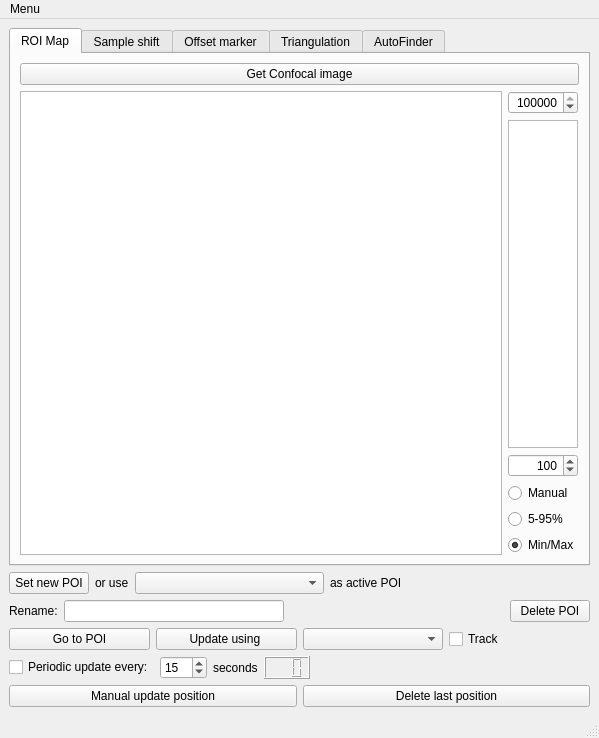
Above: gui/PoiManager/PoiManagerGuiUI.ui from Ulm-IQO/qudi before the change. Below: the same form after it.
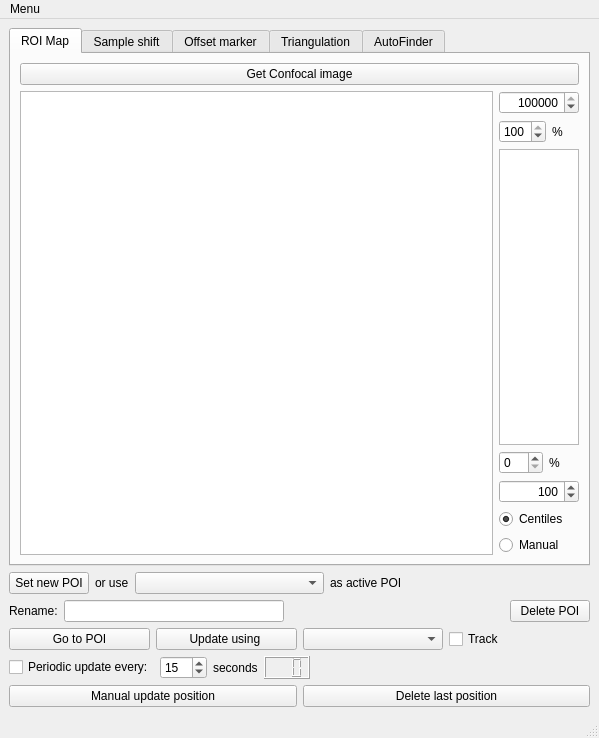
That is the form after the change. Icons and pictures are not drawn. Custom widgets are drawn as their Qt base class.

Commit message: The centile limits for colourbar are now adjustable.  It is no longer necessary to have "auto", as this is simply centile with 0% - 100%

```diff
--- a/gui/PoiManager/PoiManagerGuiUI.ui
+++ b/gui/PoiManager/PoiManagerGuiUI.ui
@@ -27,7 +27,7 @@
        <attribute name="title">
         <string>ROI Map</string>
        </attribute>
-       <layout class="QVBoxLayout" name="verticalLayout">
+       <layout class="QVBoxLayout" name="verticalLayout_4">
         <item>
          <widget class="QPushButton" name="get_confocal_image_Button">
           <property name="text">
@@ -36,7 +36,7 @@
          </widget>
         </item>
         <item>
-         <layout class="QHBoxLayout" name="horizontalLayout_4">
+         <layout class="QHBoxLayout" name="horizontalLayout_10">
           <item>
            <widget class="PlotWidget" name="roi_map_ViewWidget">
             <property name="sizePolicy">
@@ -48,8 +48,8 @@
            </widget>
           </item>
           <item>
-           <layout class="QGridLayout" name="gridLayout">
-            <item row="0" column="0">
+           <layout class="QVBoxLayout" name="verticalLayout" stretch="0,0,1,0,0,0,0">
+            <item>
              <widget class="QSpinBox" name="roi_cb_max_InputWidget">
               <property name="sizePolicy">
                <sizepolicy hsizetype="Fixed" vsizetype="Fixed">
@@ -59,7 +59,7 @@
               </property>
               <property name="maximumSize">
                <size>
-                <width>70</width>
+                <width>80</width>
                 <height>16777215</height>
                </size>
               </property>
@@ -89,47 +89,43 @@
               </property>
              </widget>
             </item>
-            <item row="2" column="0">
-             <widget class="QSpinBox" name="roi_cb_min_InputWidget">
-              <property name="sizePolicy">
-               <sizepolicy hsizetype="Fixed" vsizetype="Fixed">
-                <horstretch>0</horstretch>
-                <verstretch>0</verstretch>
-               </sizepolicy>
-              </property>
-              <property name="maximumSize">
-               <size>
-                <width>70</width>
-                <height>16777215</height>
-               </size>
-              </property>
-              <property name="mouseTracking">
-               <bool>true</bool>
-              </property>
-              <property name="acceptDrops">
-               <bool>true</bool>
-              </property>
-              <property name="alignment">
-               <set>Qt::AlignRight|Qt::AlignTrailing|Qt::AlignVCenter</set>
-              </property>
-              <property name="accelerated">
-               <bool>true</bool>
-              </property>
-              <property name="minimum">
-               <number>-100000000</number>
-              </property>
-              <property name="maximum">
-               <number>100000000</number>
-              </property>
-              <property name="singleStep">
-               <number>1000</number>
-              </property>
-              <property name="value">
-               <number>100</number>
-              </property>
-             </widget>
+            <item>
+             <layout class="QHBoxLayout" name="horizontalLayout_9">
+              <item>
+               <widget class="QSpinBox" name="roi_cb_high_centile_InputWidget">
+                <property name="maximumSize">
+                 <size>
+                  <width>16777215</width>
+                  <height>16777215</height>
+                 </size>
+                </property>
+                <property name="minimum">
+                 <number>50</number>
+                </property>
+                <property name="maximum">
+                 <number>100</number>
+                </property>
+                <property name="value">
+                 <number>100</number>
+                </property>
+               </widget>
+              </item>
+              <item>
+               <widget class="QLabel" name="label_5">
+                <property name="maximumSize">
+                 <size>
+                  <width>30</width>
+                  <height>16777215</height>
+                 </size>
+                </property>
+                <property name="text">
+                 <string>%</string>
+                </property>
+               </widget>
+              </item>
+             </layout>
             </item>
-            <item row="1" column="0">
+            <item>
              <widget class="PlotWidget" name="roi_cb_ViewWidget">
               <property name="sizePolicy">
                <sizepolicy hsizetype="Preferred" vsizetype="Preferred">
@@ -139,13 +135,96 @@
               </property>
               <property name="maximumSize">
                <size>
-                <width>70</width>
+                <width>80</width>
                 <height>16777215</height>
                </size>
               </property>
              </widget>
             </item>
-            <item row="3" column="0">
+            <item>
+             <layout class="QHBoxLayout" name="horizontalLayout_4">
+              <item>
+               <widget class="QSpinBox" name="roi_cb_low_centile_InputWidget">
+                <property name="maximumSize">
+                 <size>
+                  <width>16777215</width>
+                  <height>16777215</height>
+                 </size>
+                </property>
+                <property name="maximum">
+                 <number>50</number>
+                </property>
+                <property name="value">
+                 <number>0</number>
+                </property>
+               </widget>
+              </item>
+              <item>
+               <widget class="QLabel" name="label_2">
+                <property name="maximumSize">
+                 <size>
+                  <width>30</width>
+                  <height>16777215</height>
+                 </size>
+                </property>
+                <property name="text">
+                 <string>%</string>
+                </property>
+               </widget>
+              </item>
+             </layout>
+            </item>
+            <item>
+             <widget class="QSpinBox" name="roi_cb_min_InputWidget">
+              <property name="sizePolicy">
+               <sizepolicy hsizetype="Fixed" vsizetype="Fixed">
+                <horstretch>0</horstretch>
+                <verstretch>0</verstretch>
+               </sizepolicy>
+              </property>
+              <property name="maximumSize">
+               <size>
+                <width>80</width>
+                <height>16777215</height>
+               </size>
+              </property>
+              <property name="mouseTracking">
+               <bool>true</bool>
+              </property>
+              <property name="acceptDrops">
+               <bool>true</bool>
+              </property>
+              <property name="alignment">
+               <set>Qt::AlignRight|Qt::AlignTrailing|Qt::AlignVCenter</set>
+              </property>
+              <property name="accelerated">
+               <bool>true</bool>
+              </property>
+              <property name="minimum">
+               <number>-100000000</number>
+              </property>
+              <property name="maximum">
+               <number>100000000</number>
+              </property>
+              <property name="singleStep">
+               <number>1000</number>
+              </property>
+              <property name="value">
+               <number>100</number>
+              </property>
+             </widget>
+            </item>
+            <item>
+             <widget class="QRadioButton" name="roi_cb_centiles_RadioButton">
+              <property name="text">
+               <string>Centiles</string>
+              </property>
+              <property name="checked">
+               <bool>true</bool>
+              </property>
+             </widget>
+            </item>
+            <item>
              <widget class="QRadioButton" name="roi_cb_manual_RadioButton">
               <property name="text">
                <string>Manual</string>
@@ -155,26 +234,6 @@
               </property>
              </widget>
             </item>
-            <item row="5" column="0">
-             <widget class="QRadioButton" name="roi_cb_5_95_RadioButton">
-              <property name="text">
-               <string>5-95%</string>
-              </property>
-              <property name="checked">
-               <bool>false</bool>
-              </property>
-             </widget>
-            </item>
-            <item row="6" column="0">
-             <widget class="QRadioButton" name="roi_cb_auto_RadioButton">
-              <property name="text">
-               <string>Min/Max</string>
-              </property>
-              <property name="checked">
-               <bool>true</bool>
-              </property>
-             </widget>
-            </item>
            </layout>
           </item>
          </layout>
```
Left out of the diff: 12 changed lines with no effect on the pictures. The commit also changes 2 other files.
